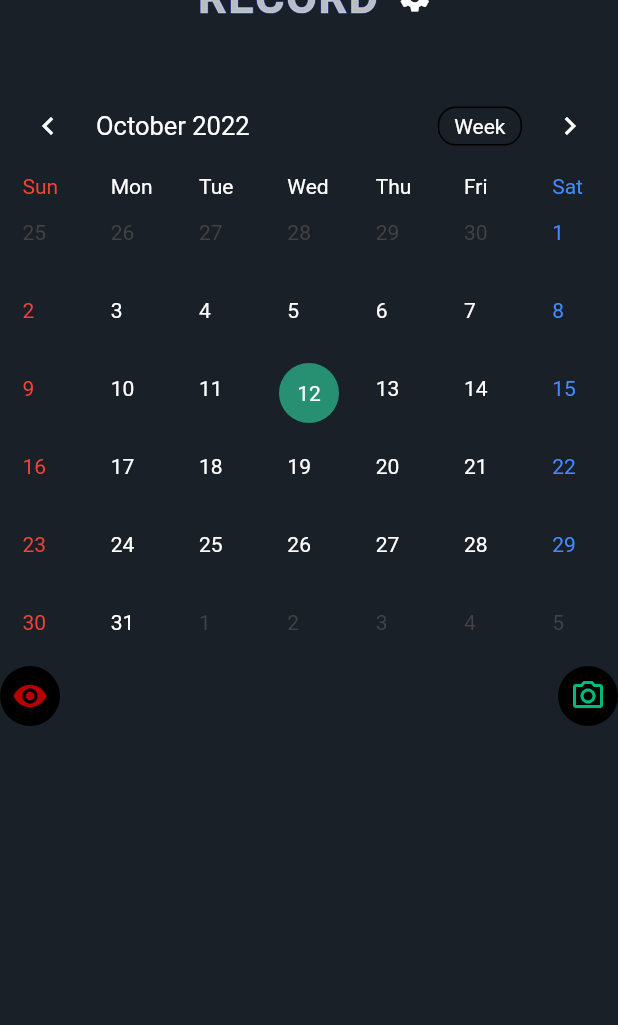
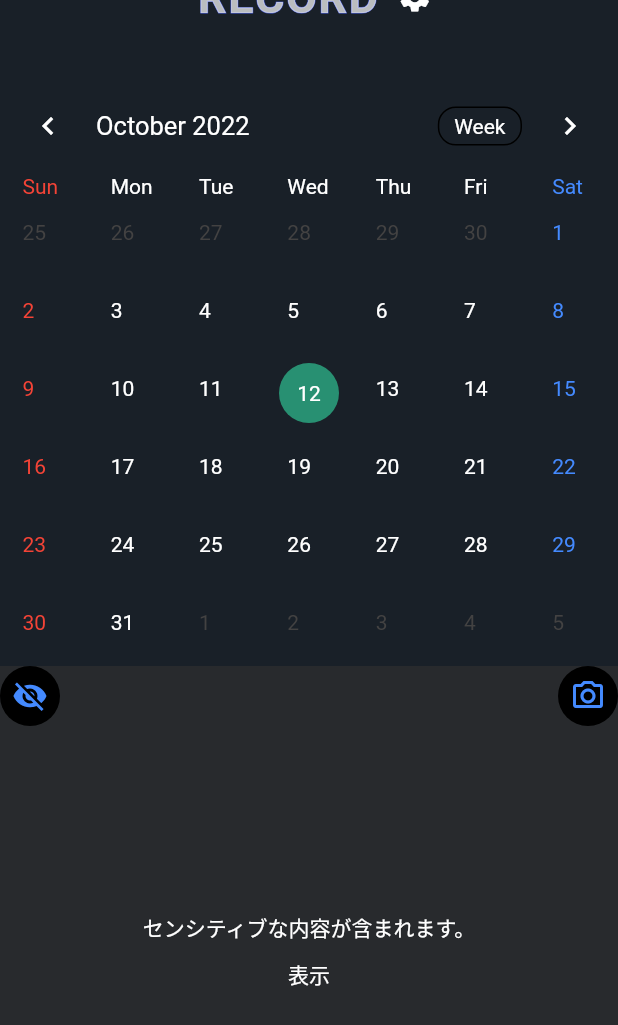
Before and after one commit to Tomohiro629/Fitness_app, a Flutter app: the screen it shows once a user with an empty profile is signed in, scrolled down 56 dp, after a tap on the "visibility" icon, on a phone screen of 412 x 824 dp. Shown: the top 1025 px of the screen. Run offline on Flutter 3.47's test engine with Material 2 defaults, Android fonts, the phone set to English and light mode, and no system bars; drawn by our look-alikes of bordered_text, table_calendar; our stand-ins replace cloud_firestore, firebase_auth, firebase_core, firebase_storage, flutter_riverpod, flutter_screenutil and 5 more; missing offline and left inert: flutterfire_ui; accounts and stored records are empty.

Commit message:
Visibility機能追加

```diff
--- a/lib/images_list/images_list_controller.dart
+++ b/lib/images_list/images_list_controller.dart
@@ -13,6 +13,7 @@ final imageListControllerProvider =
 
 class ImageListController extends ChangeNotifier {
   final Reader _reader;
+  bool isVisible = true;
   ImageListController(
     this._reader,
   );
@@ -27,4 +28,13 @@ class ImageListController extends ChangeNotifier {
     await _reader(imageRepositoryProvider).setImage(image: recordImage);
     notifyListeners();
   }
+
+  void setIsVisible() {
+    if (isVisible == true) {
+      isVisible = false;
+    } else {
+      isVisible = true;
+    }
+    notifyListeners();
+  }
 }
--- a/lib/images_list/images_list_widget.dart
+++ b/lib/images_list/images_list_widget.dart
@@ -16,17 +16,21 @@ class ImagesListWidget extends ConsumerWidget {
     final imageListController = ref.watch(imageListControllerProvider);
     final imagePicker = ref.watch(imagePickerServiceProvider);
     final croppedImage = ref.watch(imageCropperServiceProvider);
+    final isVisible = imageListController.isVisible;
 
     return Stack(
       children: [
         Column(
           children: [
-            Container(
+            Visibility(
+              visible: isVisible,
+              child: Container(
                 padding: const EdgeInsets.all(10),
                 height: 380.0,
                 child: StreamBuilder<List<ImageBody>>(
                     stream: imageListController.fetchImageStream(),
-                  builder: (context, AsyncSnapshot<List<ImageBody>> snapshot) {
+                    builder:
+                        (context, AsyncSnapshot<List<ImageBody>> snapshot) {
                       if (snapshot.hasData) {
                         return ListView(
                           shrinkWrap: true,
@@ -54,17 +58,50 @@ class ImagesListWidget extends ConsumerWidget {
                       );
                     }),
               ),
+            ),
           ],
+        ),
+        if (isVisible == false)
+          Container(
+            color: const Color.fromARGB(139, 52, 50, 50),
+            width: double.infinity,
+            height: 380.0,
+            child: Column(
+              mainAxisAlignment: MainAxisAlignment.center,
+              children: [
+                const Text("センシティブな内容が含まれます。"),
+                Padding(
+                  padding: const EdgeInsets.only(top: 10.0),
+                  child: InkWell(
+                    onTap: () {
+                      imageListController.setIsVisible();
+                    },
+                    child: const Text("表示"),
+                  ),
+                )
+              ],
+            ),
           ),
         Align(
           alignment: Alignment.bottomLeft,
-          child: CircleAvatar(
+          child: isVisible == true
+              ? CircleAvatar(
                   backgroundColor: Colors.black,
                   child: IconButton(
                     icon: const Icon(Icons.visibility),
                     color: const Color.fromARGB(255, 184, 1, 1),
                     onPressed: () {
-//画像の非表示　Stackで重ねるかデータを採らないようにする
+                      imageListController.setIsVisible();
+                    },
+                  ),
+                )
+              : CircleAvatar(
+                  backgroundColor: Colors.black,
+                  child: IconButton(
+                    icon: const Icon(Icons.visibility_off),
+                    color: Colors.blueAccent,
+                    onPressed: () {
+                      imageListController.setIsVisible();
                     },
                   ),
                 ),
@@ -120,7 +157,7 @@ class ImagesListWidget extends ConsumerWidget {
                       },
                       icon: const Icon(
                         Icons.camera_alt_outlined,
-                        color: Color.fromARGB(255, 1, 184, 126),
+                        color: Colors.blueAccent,
                       )),
                 ),
         ),
```
Lines whose indentation alone changed are shown as unchanged.
